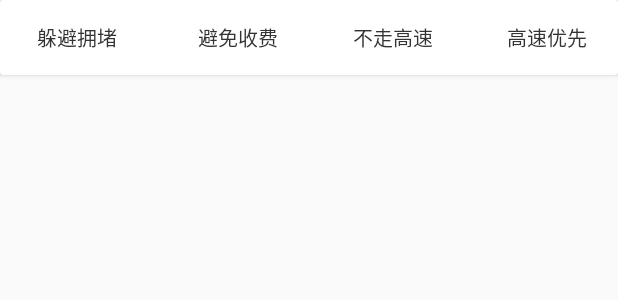
After one commit to RandyWei/MotorMap, an Android app: the layout routes_plan_select_layout.xml on its own in the app's theme, with its tools: preview values and no code run, on a phone screen of 412 x 824 dp. The commit adds this screen. Shown: the top 300 px of the screen. Run offline under Robolectric (Android 15) with nearby library versions, the phone set to English and light mode, and no system bars.

Commit message:
导航功能

```diff
--- a/app/build.gradle
+++ b/app/build.gradle
@@ -59,6 +59,7 @@ dependencies {
     implementation "org.jetbrains.anko:anko:$anko_version"
     implementation "androidx.core:core-ktx:$ktx_version"
     implementation "androidx.fragment:fragment-ktx:$ktx_version"
+    implementation 'androidx.legacy:legacy-support-v4:1.0.0-alpha1'
     testImplementation 'junit:junit:4.12'
     androidTestImplementation 'androidx.test:runner:1.1.0-beta02'
     androidTestImplementation 'androidx.test.espresso:espresso-core:3.1.0-beta02'
--- /dev/null
+++ b/app/src/main/res/drawable/ic_motorcycle_black_100dp.xml
@@ -0,0 +1,5 @@
+<vector android:height="100dp" android:tint="#FFFFFF"
+    android:viewportHeight="24.0" android:viewportWidth="24.0"
+    android:width="100dp" xmlns:android="http://schemas.android.com/apk/res/android">
+    <path android:fillColor="#FF000000" android:pathData="M19.44,9.03L15.41,5H11v2h3.59l2,2H5c-2.8,0 -5,2.2 -5,5s2.2,5 5,5c2.46,0 4.45,-1.69 4.9,-4h1.65l2.77,-2.77c-0.21,0.54 -0.32,1.14 -0.32,1.77 0,2.8 2.2,5 5,5s5,-2.2 5,-5c0,-2.65 -1.97,-4.77 -4.56,-4.97zM7.82,15C7.4,16.15 6.28,17 5,17c-1.63,0 -3,-1.37 -3,-3s1.37,-3 3,-3c1.28,0 2.4,0.85 2.82,2H5v2h2.82zM19,17c-1.66,0 -3,-1.34 -3,-3s1.34,-3 3,-3 3,1.34 3,3 -1.34,3 -3,3z"/>
+</vector>
--- /dev/null
+++ b/app/src/main/res/drawable/routes_plan_select_text_color.xml
@@ -0,0 +1,5 @@
+<?xml version="1.0" encoding="utf-8"?>
+<selector xmlns:android="http://schemas.android.com/apk/res/android">
+    <item android:color="@color/colorAccent" android:state_selected="true" />
+    <item android:color="#333333" />
+</selector>
--- /dev/null
+++ b/app/src/main/res/layout/routes_plan_select_layout.xml
@@ -0,0 +1,56 @@
+<?xml version="1.0" encoding="utf-8"?>
+<androidx.cardview.widget.CardView xmlns:android="http://schemas.android.com/apk/res/android"
+    xmlns:app="http://schemas.android.com/apk/res-auto"
+    xmlns:tools="http://schemas.android.com/tools"
+    android:layout_width="match_parent"
+    android:layout_height="wrap_content">
+
+    <LinearLayout
+        android:layout_width="match_parent"
+        android:layout_height="50dp"
+        android:gravity="center_vertical">
+
+        <TextView
+            android:id="@+id/avoid_congestion"
+            android:layout_width="match_parent"
+            android:layout_height="match_parent"
+            android:layout_weight="1"
+            android:gravity="center"
+            android:text="躲避拥堵"
+            android:textColor="@drawable/routes_plan_select_text_color"
+            android:textSize="13sp" />
+
+        <TextView
+            android:id="@+id/avoid_charges"
+            android:layout_width="match_parent"
+            android:layout_height="match_parent"
+            android:layout_marginStart="8dp"
+            android:layout_weight="1"
+            android:gravity="center"
+            android:text="避免收费"
+            android:textColor="@drawable/routes_plan_select_text_color"
+            android:textSize="13sp" />
+
+        <TextView
+            android:layout_marginStart="8dp"
+            android:id="@+id/not_high_speed"
+            android:layout_width="match_parent"
+            android:layout_height="match_parent"
+            android:layout_weight="1"
+            android:gravity="center"
+            android:text="不走高速"
+            android:textColor="@drawable/routes_plan_select_text_color"
+            android:textSize="13sp" />
+
+        <TextView
+            android:layout_marginStart="8dp"
+            android:id="@+id/high_speed_priority"
+            android:layout_width="match_parent"
+            android:layout_height="match_parent"
+            android:layout_weight="1"
+            android:gravity="center"
+            android:text="高速优先"
+            android:textColor="@drawable/routes_plan_select_text_color"
+            android:textSize="13sp" />
+    </LinearLayout>
+</androidx.cardview.widget.CardView>
--- a/app/src/main/res/layout/routes_select_tab_item_layout.xml
+++ b/app/src/main/res/layout/routes_select_tab_item_layout.xml
@@ -12,6 +12,7 @@
         android:layout_marginTop="8dp"
         android:textColor="@drawable/ic_route_select_tab_style"
         android:textSize="13sp"
+        android:maxLines="2"
         app:layout_constraintEnd_toEndOf="parent"
         app:layout_constraintStart_toStartOf="parent"
         app:layout_constraintTop_toTopOf="parent" />
@@ -23,11 +24,13 @@
         android:layout_marginTop="4dp"
         android:textColor="@drawable/ic_route_select_tab_style"
         android:textSize="15sp"
+        android:lines="1"
         app:layout_constraintEnd_toEndOf="parent"
         app:layout_constraintStart_toStartOf="parent"
         app:layout_constraintTop_toBottomOf="@+id/route_scheme_name" />
 
     <TextView
+        android:lines="1"
         android:id="@+id/route_scheme_distance"
         android:layout_width="wrap_content"
         android:layout_height="wrap_content"
@@ -38,6 +41,7 @@
         app:layout_constraintTop_toBottomOf="@+id/route_scheme_time" />
 
     <TextView
+        android:lines="1"
         android:id="@+id/route_scheme_light_count"
         android:layout_width="wrap_content"
         android:layout_height="wrap_content"
@@ -50,6 +54,7 @@
         app:layout_constraintTop_toTopOf="@+id/route_scheme_distance" />
 
     <TextView
+        android:lines="1"
         android:id="@+id/route_scheme_money"
         android:layout_width="wrap_content"
         android:layout_height="wrap_content"
--- a/app/src/main/res/values/colors.xml
+++ b/app/src/main/res/values/colors.xml
@@ -3,4 +3,6 @@
     <color name="colorPrimary">#fff</color>
     <color name="colorPrimaryDark">#fff</color>
     <color name="colorAccent">#ff4081</color>
+
+    <color name="black_overlay">#66000000</color>
 </resources>
--- a/app/src/main/res/values/strings.xml
+++ b/app/src/main/res/values/strings.xml
@@ -1,3 +1,7 @@
 <resources>
     <string name="app_name">MotorMap</string>
+
+    <string name="title_activity_route_navi">RouteNaviActivity</string>
+    <string name="dummy_button">Dummy Button</string>
+    <string name="dummy_content">DUMMY\nCONTENT</string>
 </resources>
--- a/app/src/main/res/values/styles.xml
+++ b/app/src/main/res/values/styles.xml
@@ -12,4 +12,6 @@
     <style name="route_search_tablayout_style">
         <item name="android:textSize">14sp</item>
     </style>
+
+
 </resources>
--- a/build.gradle
+++ b/build.gradle
@@ -1,7 +1,7 @@
 // Top-level build file where you can add configuration options common to all sub-projects/modules.
 
 buildscript {
-    ext.kotlin_version = '1.2.60'
+    ext.kotlin_version = '1.2.71'
     ext.anko_version='0.10.5'
     ext.ktx_version='1.0.0'
     repositories {
```
Also changed, not shown: app/src/main/AndroidManifest.xml (+10 -7 lines), app/src/main/java/com/motorditu/motormap/activity/RouteNaviActivity.kt (added, +82 -0 lines), app/src/main/java/com/motorditu/motormap/extensions/Extension.kt (added, +20 -0 lines), app/src/main/java/com/motorditu/motormap/fragment/RouteSearchFragment.kt (+56 -7 lines), app/src/main/java/com/motorditu/motormap/fragment/RoutesPlanSelectDialogFragment.kt (added, +108 -0 lines), app/src/main/res/layout/activity_route_navi.xml (added, +14 -0 lines), app/src/main/res/layout/route_search_fragment_layout.xml (+10 -6 lines).
